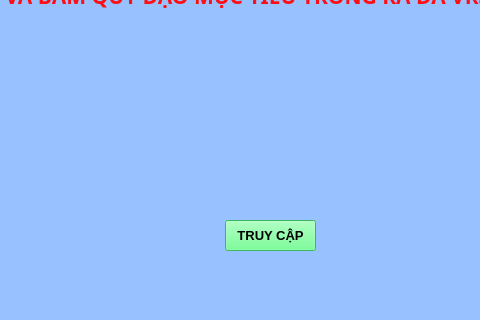
This is ui/xml/login.ui in frontcover/RadarSimulator as Qt 5 draws it before an edit; both pictures show x 235 to 715 and y 280 to 600 of the 935 by 600 pixel window. The edited form follows.
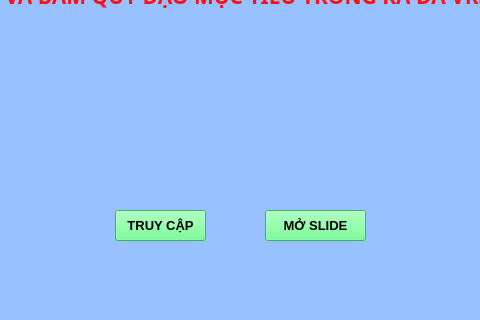
This is the edited form. Icons and pictures are not drawn.

```diff
--- a/ui/xml/login.ui
+++ b/ui/xml/login.ui
@@ -157,8 +157,8 @@
    <widget class="QPushButton" name="login_btn">
     <property name="geometry">
      <rect>
-      <x>460</x>
-      <y>500</y>
+      <x>350</x>
+      <y>490</y>
       <width>91</width>
       <height>31</height>
      </rect>
@@ -177,6 +177,29 @@
      <string>TRUY CẬP</string>
     </property>
    </widget>
+   <widget class="QPushButton" name="openslide_btn">
+    <property name="geometry">
+     <rect>
+      <x>500</x>
+      <y>490</y>
+      <width>101</width>
+      <height>31</height>
+     </rect>
+    </property>
+    <property name="font">
+     <font>
+      <pointsize>10</pointsize>
+      <weight>75</weight>
+      <bold>true</bold>
+     </font>
+    </property>
+    <property name="styleSheet">
+     <string notr="true">background-color: rgb(85, 255, 127);</string>
+    </property>
+    <property name="text">
+     <string>MỞ SLIDE</string>
+    </property>
+   </widget>
   </widget>
   <widget class="QMenuBar" name="menubar">
    <property name="geometry">
```
